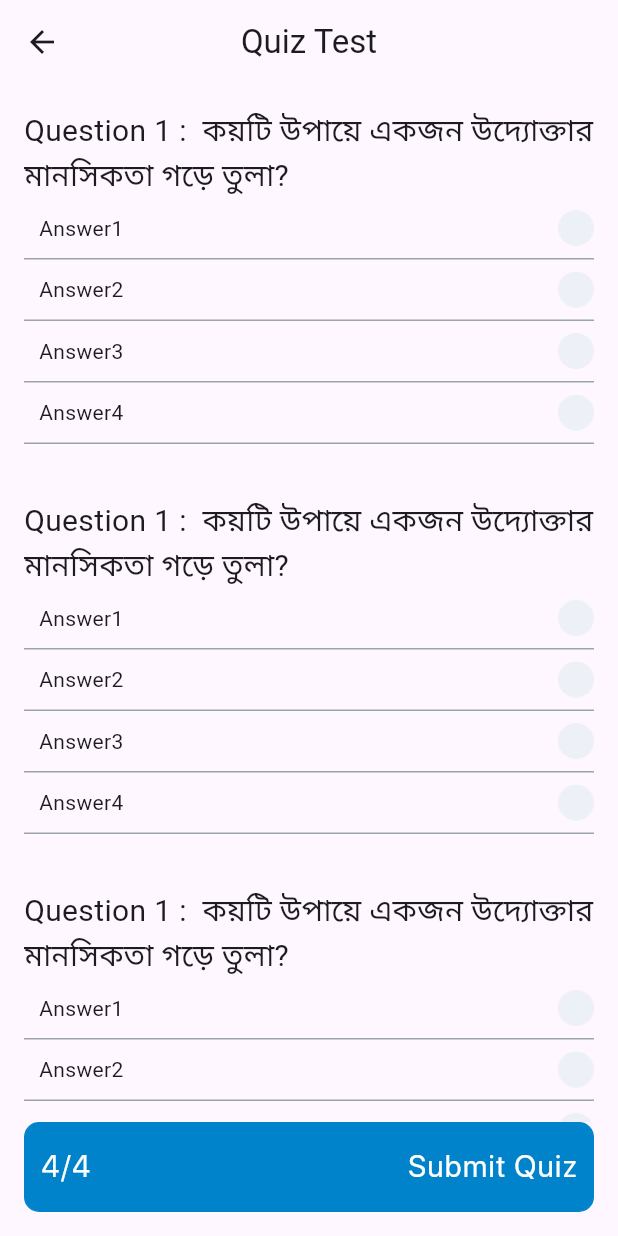
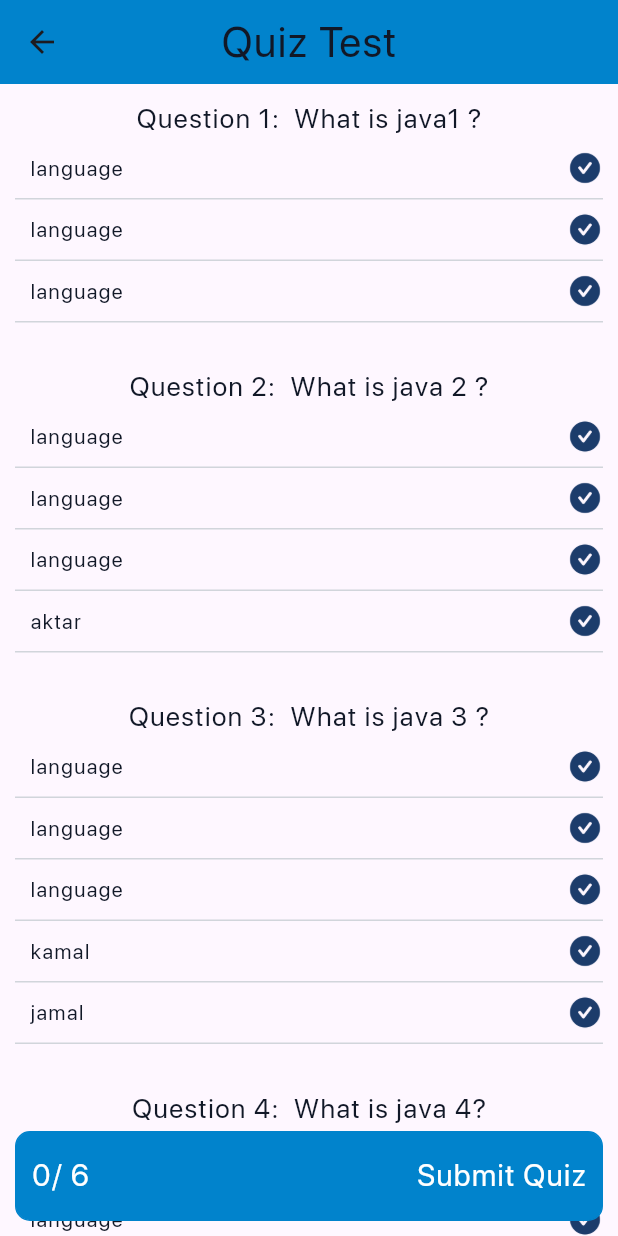
Before and after one commit to dipu363/FlutterDemo, a Flutter app: the screen it shows after launch, after a tap on "Quiz paper", on a phone screen of 412 x 824 dp. Run offline on Flutter 3.47's test engine with Material 2 defaults, Android fonts, the phone set to English and light mode, and no system bars; our stand-ins replace connectivity_plus, get; missing offline and left inert: external_app_launcher.

Commit message:
Quiz Screen has been updated

```diff
--- /dev/null
+++ b/lib/data/answer.dart
@@ -0,0 +1,21 @@
+class Answer {
+  String? ans;
+  String? ansId;
+  String? mark;
+
+  Answer({this.ans, this.ansId, this.mark});
+
+  Answer.fromJson(Map<String, dynamic> json) {
+    ans = json['ans'];
+    ansId = json['ans Id'];
+    mark = json['mark'];
+  }
+
+  Map<String, dynamic> toJson() {
+    final Map<String, dynamic> data = <String, dynamic>{};
+    data['ans'] = ans;
+    data['ans Id'] = ansId;
+    data['mark'] = mark;
+    return data;
+  }
+}
--- /dev/null
+++ b/lib/data/collection/quiz_model.dart
@@ -0,0 +1,43 @@
+
+
+import 'package:internetconnectivitycheck/data/quiz.dart';
+
+class QuizModel {
+  String? questionSheetID;
+  String? status;
+  int? mark;
+  int? numberOfQuiz;
+  List<Quiz>? quizList;
+
+  QuizModel(
+      {this.questionSheetID,
+        this.status,
+        this.mark,
+        this.numberOfQuiz,
+        this.quizList});
+
+  QuizModel.fromJson(Map<String, dynamic> json) {
+    questionSheetID = json['questionSheetID'];
+    status = json['status'];
+    mark = json['mark'];
+    numberOfQuiz = json['numberOfQuiz'];
+    if (json['quizList'] != null) {
+      quizList = <Quiz>[];
+      json['quizList'].forEach((v) {
+        quizList!.add(Quiz.fromJson(v));
+      });
+    }
+  }
+
+  Map<String, dynamic> toJson() {
+    final Map<String, dynamic> data = <String, dynamic>{};
+    data['questionSheetID'] = questionSheetID;
+    data['status'] = status;
+    data['mark'] = mark;
+    data['numberOfQuiz'] = numberOfQuiz;
+    if (quizList != null) {
+      data['quizList'] = quizList!.map((v) => v.toJson()).toList();
+    }
+    return data;
+  }
+}
--- /dev/null
+++ b/lib/data/quiz.dart
@@ -0,0 +1,56 @@
+
+
+
+import 'package:internetconnectivitycheck/data/answer.dart';
+
+class Quiz {
+  int? quizId;
+  String? quizTitle;
+  String? correctAnswer;
+  int? mark ;
+  String? givenAnswer;
+  String? studentId;
+  String? status;
+  List<Answer>? ansList;
+
+  Quiz(
+      {this.quizId,
+        this.quizTitle,
+        this.correctAnswer,
+        this.mark ,
+        this.givenAnswer,
+        this.studentId,
+        this.status,
+        this.ansList});
+
+  Quiz.fromJson(Map<String, dynamic> json) {
+    quizId = json['quizId'];
+    quizTitle = json['quizTitle'];
+    correctAnswer = json['correctAnswer'];
+    mark = json['mark'];
+    givenAnswer = json['givenAnswer'];
+    studentId = json['studentId'];
+    status = json['status'];
+    if (json['ansList'] != null) {
+      ansList = <Answer>[];
+      json['ansList'].forEach((v) {
+        ansList!.add(Answer.fromJson(v));
+      });
+    }
+  }
+
+  Map<String, dynamic> toJson() {
+    final Map<String, dynamic> data = <String, dynamic>{};
+    data['quizId'] = quizId;
+    data['quizTitle'] = quizTitle;
+    data['correctAnswer'] = correctAnswer;
+    data['mark'] = mark;
+    data['givenAnswer'] = givenAnswer;
+    data['studentId'] = studentId;
+    data['status'] = status;
+    if (ansList != null) {
+      data['ansList'] = ansList!.map((v) => v.toJson()).toList();
+    }
+    return data;
+  }
+}
--- a/lib/ui/screen/home_Screen.dart
+++ b/lib/ui/screen/home_Screen.dart
@@ -78,7 +78,7 @@ class HomeScreen extends StatelessWidget {
               }),
               const SizedBox(height: 10,),
               CommonElevatedButton(title: 'Quiz paper', onTap: (){
-                Get.to(const QuestionPaperScreen()) ;
+                Get.to(QuestionPaperScreen()) ;
               }),
               const SizedBox(height: 10,),
             ],
--- a/lib/ui/screen/qize/question_paper_screen.dart
+++ b/lib/ui/screen/qize/question_paper_screen.dart
@@ -1,89 +1,77 @@
 
 import 'package:flutter/material.dart';
 import 'package:get/get.dart';
-import 'package:internetconnectivitycheck/ui/screen/home_Screen.dart';
+import 'package:internetconnectivitycheck/data/answer.dart';
+import 'package:internetconnectivitycheck/data/quiz.dart';
+import 'package:internetconnectivitycheck/ui/state_manager/quiz_controller.dart';
 import 'package:internetconnectivitycheck/ui/utils/app_colors.dart';
 import 'package:internetconnectivitycheck/ui/utils/style.dart';
-import 'package:internetconnectivitycheck/ui/widget/question_widget.dart';
 
-class QuestionPaperScreen extends StatefulWidget {
-  const QuestionPaperScreen({Key? key}) : super(key: key);
-
-  @override
-  State<QuestionPaperScreen> createState() => _QuestionPaperScreenState();
-}
-
-class _QuestionPaperScreenState extends State<QuestionPaperScreen> {
-
-
-   int? selectedButton;
-
-var anslist = ['a' ,'b' ,'c','d'];
-
-
+class QuestionPaperScreen extends StatelessWidget {
+  QuestionPaperScreen({Key? key}) : super(key: key);
+  final QuizController controller = Get.put(QuizController());
   @override
   Widget build(BuildContext context) {
+    // print(model);
     return Scaffold(
         appBar: AppBar(
-        title: const Text('Quiz Test'),
+          backgroundColor: dreamBlue,
+          title: Text(
+            'Quiz Test',
+            style:heading1,
+          ),
           centerTitle: true,
         ),
-      body:  Padding(
-        padding: const EdgeInsets.all(16.0),
+        body: Stack(
+          children: [
+            Positioned(
+              top: 10,
+              left: 10,
+              right: 10,
+              bottom: 0,
               child:
-            Column(
-              children: [
-                Expanded(
-
-                  child: ListView.builder(
-                    itemCount: 5,
-                    itemBuilder: (context,index) {
-                      return Column(
-                          children: [
-                            const Text(
-                              'Question 1 :  কয়টি উপায়ে একজন উদ্যোক্তার মানসিকতা গড়ে তুলা?',
-                              style: TextStyle(fontSize: 20),),
-                            SizedBox(
-                              height: 200,
-                              child: ListView.builder(
-                                  itemCount: 4,
-                                  itemBuilder: (BuildContext context, int index) {
-                                    return  Column(
-                                      children: [
-                                        Container(
-                                          height:300,
-                                            child: QuestionWidget()),
-                                      ],
-                                    );
-                                  }
-
+              Obx(() =>controller.model.value.quizList!.isNotEmpty?
+              ListView.builder(
+                itemCount:controller.model.value.quizList?.length,
+                shrinkWrap: true,
+                // physics: const ClampingScrollPhysics(),
+                itemBuilder: (context, index) {
+                  Quiz quizListData = controller.model.value.quizList![index];
+                  return question(quizListData, index, quizListData.quizId);
+                },
+              )
+                  : SizedBox()),
             ),
-                            ),
-                          ]
-                      );
-
-                    },
-                  ),
-                ),
-                InkWell(
-                  onTap: (){
+            Positioned(
+                bottom: 10,
+                left: 10,
+                right: 10,
+                child: InkWell(
+                  onTap: () {
                     Get.defaultDialog(
                       backgroundColor: generalWhite,
                       barrierDismissible: false,
-                      title: 'Sorry you have field you test?', titleStyle: const TextStyle(color: danger500),
+                      title: 'Sorry you have field you test?',
+                      titleStyle: const TextStyle(color: danger500),
                       content: Column(
                         mainAxisAlignment: MainAxisAlignment.center,
                         crossAxisAlignment: CrossAxisAlignment.center,
                         children: [
-                           Text('Don\'t worry you can retake or test now of latter!',style: heading1,),
+                          Text(
+                            'Don\'t worry you can retake or test now of latter!',
+                            style: heading1,
+                          ),
                           const SizedBox(height: 100),
-                           Text('2/10',style: heading1,),
+                          Text(
+                            '2/10',
+                            style: heading1,
+                          ),
                         ],
                       ),
                       contentPadding: const EdgeInsets.all(10),
                       actions: [
                         Container(
-                          width:double.infinity,
+                          width: double.infinity,
                           decoration: BoxDecoration(
                               color: dreamBlue,
                               border: Border.all(color: dreamBlue),
@@ -94,12 +82,13 @@ var anslist = ['a' ,'b' ,'c','d'];
                             },
                             style: ElevatedButton.styleFrom(
                                 backgroundColor: dreamBlue, elevation: 0),
-                            child: const Text('Retake',style: TextStyle(color: generalWhite),),
+                            child: const Text(
+                              'Retake',
+                              style: TextStyle(color: generalWhite),
                             ),
                           ),
-
+                        ),
                       ],
-
                     );
                   },
                   child: Container(
@@ -108,24 +97,101 @@ var anslist = ['a' ,'b' ,'c','d'];
                         border: Border.all(color: dreamBlue),
                         borderRadius: BorderRadius.circular(10)),
                     height: 60,
-                    child:  Padding(
+                    child: Padding(
                       padding: const EdgeInsets.all(10.0),
                       child: Row(
                         mainAxisAlignment: MainAxisAlignment.spaceBetween,
                         children: [
-                          Text('4/4',style: heading1.copyWith(color: generalWhite,fontSize: 20)),
-                          Text('Submit Quiz',style: heading1.copyWith(color: generalWhite,fontSize: 20),)
+                          Obx(() => Text("${controller.questionAns.value}/ ${controller.model.value.quizList?.length}",
+                              style: heading1
+                                  .copyWith(color: generalWhite, fontSize: 20)),),
+                          Text(
+                            'Submit Quiz',
+                            style: heading1
+                                .copyWith(color: generalWhite, fontSize: 20),
+                          )
                         ],
                       ),
                     ),
                   ),
+                ))
+          ],
+        ));
+  }
+
+  Widget question(Quiz data, var index, var quizId) {
+    // print("quizId id is : ${quizId}  : ${data.givenAns}");
+    return Column(
+      children: [
+        Text(
+          'Question ${index + 1}:  ${data.quizTitle}?',
+          style: heading1.copyWith(fontSize: 18),
+        ),
+        ListView.builder(
+            shrinkWrap: true,
+            itemCount: data.ansList?.length,
+            physics: const NeverScrollableScrollPhysics(),
+            itemBuilder: (BuildContext context, int index) {
+              Answer list = data.ansList![index];
+              return InkWell(
+                //highlightColor: Colors.red,
+                splashColor: Colors.blueAccent,
+                onTap: () {
+                  controller.selectdata(list, quizId);
+                  // setState(() {
+                  //   data.ansList!.forEach((element) => element.isSelected = false);
+                  //   data.ansList![index].isSelected = true;
+                  // });
+                },
+                child: RadioItem(
+                  list,
+                  data.givenAnswer,
+                ),
+              );
+              // RadioItem(item: list,);
+            }),
+        const SizedBox(height: 30,
+          child: Text(""),)
+      ],
+    );
+  }
+  Widget RadioItem(Answer? item,var givenAns){
+
+    return Padding(
+      padding: const EdgeInsets.only(top: 8.0),
+      child: Column(
+        children: [
+          Row(
+            mainAxisSize: MainAxisSize.max,
+            crossAxisAlignment: CrossAxisAlignment.center,
+            mainAxisAlignment: MainAxisAlignment.spaceBetween,
+            children: <Widget>[
+              Container(
+                margin: const EdgeInsets.only(left: 10.0),
+                child: Text('${item!.ans}', style: heading1.copyWith(fontSize: 14),),
+              ),
+              Container(
+                height: 24.0,
+                width: 24.0,
+                decoration: const BoxDecoration(
+                  borderRadius: BorderRadius.all(Radius.circular(30.0)),
+                ),
+                child: Center(
+                  child: Image.asset(item.ansId == givenAns
+                      ? 'assets/images/checkmark-circle-fill.png'
+                      : 'assets/images/checkmarkoval.png'),
+                ),
+              ),
+            ],
+          ),
+          const SizedBox(
+            height: 8,
+          ),
+          const Divider(
+            height: 1,
+            color: neutralBlack300,
           )
         ],
-            )
-
-
-
-
       ),
     );
   }
--- /dev/null
+++ b/lib/ui/state_manager/quiz_controller.dart
@@ -0,0 +1,248 @@
+import 'dart:convert';
+
+import 'package:get/get.dart';
+import 'package:internetconnectivitycheck/data/answer.dart';
+import 'package:internetconnectivitycheck/data/collection/quiz_model.dart';
+
+
+class QuizController extends GetxController {
+  //TODO: Implement QuizController
+
+  var model= QuizModel().obs;
+  var questionAns =0.obs;
+
+
+
+
+  @override
+  void onInit() {
+    model.value = QuizModel.fromJson(json.decode(jsonString));
+    super.onInit();
+  }
+
+  @override
+  void onReady() {
+    super.onReady();
+  }
+
+  @override
+  void onClose() {
+    super.onClose();
+  }
+
+  Future<void> selectdata(Answer data, var quizId)async{
+    model.value.quizList!.where((element) => element.quizId == quizId).forEach((element) {
+      element.givenAnswer = data.ansId;
+    });
+    questionAns.value = model.value.quizList!.where((element) => element.givenAnswer!.isNotEmpty).length;
+    model.refresh();
+  }
+
+}
+const jsonString = '''
+{
+   "questionSheetId":"101",
+   "status":"",
+   "mark": 30,
+   "numberOfQuiz": 5,
+   "quizList":[
+      {
+         "quizTitle":"What is java1 ",
+         "quizId": 1,
+          "correctAns":"102",
+         "mark":5,
+         "givenAns":"",
+         "studentId":"sdfsdf999",
+         "status": "",
+         "ansList":[
+            {
+               "ans":"language",
+               "ansId":"101",
+               "mark": "2",
+               "isSelected": false
+            },
+             {
+               "ans":"language",
+               "ansId":"102",
+               "mark": "2",
+               "isSelected": false
+            }, {
+               "ans":"language",
+               "ansId":"103",
+               "mark": "2",
+               "isSelected": false
+            }
+
+         ]
+
+      },
+      {
+         "quizTitle":"What is java 2 ",
+         "quizId": 2,
+          "correctAns":"101",
+         "mark":5,
+         "givenAns":"",
+         "studentId":"sdfsdf999",
+         "status": "",
+         "ansList":[
+            {
+               "ans":"language",
+               "ansId":"101",
+               "mark": "2",
+               "isSelected": false
+            },
+             {
+               "ans":"language",
+               "ansId":"102",
+               "mark": "2",
+               "isSelected": false
+            }, {
+               "ans":"language",
+               "ansId":"103",
+               "mark": "2",
+               "isSelected": false
+            }
+            , {
+               "ans":"aktar",
+               "ansId":"104",
+               "mark": "2",
+               "isSelected": false
+            }
+
+         ]
+
+      },
+      {
+         "quizTitle":"What is java 3 ",
+         "quizId": 3,
+          "correctAns":"103",
+         "mark":5,
+         "givenAns":"",
+         "studentId":"sdfsdf999",
+         "status": "",
+         "ansList":[
+            {
+               "ans":"language",
+               "ansId":"101",
+               "mark": "2",
+               "isSelected": false
+            },
+             {
+               "ans":"language",
+               "ansId":"102",
+               "mark": "2",
+               "isSelected": false
+            }, {
+               "ans":"language",
+               "ansId":"103",
+               "mark": "2",
+               "isSelected": false
+            }, {
+               "ans":"kamal",
+               "ansId":"104",
+               "mark": "2",
+               "isSelected": false
+            }, {
+               "ans":"jamal",
+               "ansId":"105",
+               "mark": "2",
+               "isSelected": false
+            }
+
+         ]
+
+      },
+      {
+         "quizTitle":"What is java 4",
+         "quizId": 4,
+          "correctAns":"102",
+         "mark":5,
+         "givenAns":"",
+         "studentId":"sdfsdf999",
+         "status": "",
+         "ansList":[
+            {
+               "ans":"language",
+               "ansId":"101",
+               "mark": "2",
+               "isSelected": false
+            },
+             {
+               "ans":"language",
+               "ansId":"102",
+               "mark": "2",
+               "isSelected": false
+            }, {
+               "ans":"language",
+               "ansId":"103",
+               "mark": "2",
+               "isSelected": false
+            }
+
+         ]
+
+      },
+      {
+         "quizTitle":"What is java 5",
+         "quizId": 5,
+          "correctAns":"102",
+         "mark":5,
+         "givenAns":"",
+         "studentId":"sdfsdf999",
+         "status": "",
+         "ansList":[
+            {
+               "ans":"language",
+               "ansId":"101",
+               "mark": "2",
+               "isSelected": false
+            },
+             {
+               "ans":"language",
+               "ansId":"102",
+               "mark": "2",
+               "isSelected": false
+            }, {
+               "ans":"language",
+               "ansId":"103",
+               "mark": "2",
+               "isSelected": false
+            }
+
+         ]
+
+      },
+      {
+         "quizTitle":"What is java 6",
+         "quizId": 6,
+          "correctAns":"103",
+         "mark":5,
+         "givenAns":"",
+         "studentId":"sdfsdf999",
+         "status": "",
+         "ansList":[
+            {
+               "ans":"language",
+               "ansId":"101",
+               "mark": "2",
+               "isSelected": false
+            },
+             {
+               "ans":"language",
+               "ansId":"102",
+               "mark": "2",
+               "isSelected": false
+            }, {
+               "ans":"language",
+               "ansId":"103",
+               "mark": "2",
+               "isSelected": false
+            }
+
+         ]
+
+      }
+
+   ]
+}
+''';
--- a/lib/ui/widget/question_widget.dart
+++ /dev/null
@@ -1,114 +0,0 @@
-import 'package:flutter/material.dart';
-import 'package:get/get.dart';
-import 'package:internetconnectivitycheck/ui/utils/app_colors.dart';
-
-class QuestionWidget extends StatefulWidget {
-  const QuestionWidget({Key? key}) : super(key: key);
-
-  @override
-  State<QuestionWidget> createState() => _QuestionWidgetState();
-}
-
-class _QuestionWidgetState extends State<QuestionWidget> {
-  List<RadioModel> sampleData = [];
-
-  @override
-  void initState() {
-    // TODO: implement initState
-    super.initState();
-    sampleData.add(RadioModel(false,'Answer1'));
-    sampleData.add(RadioModel(false,'Answer2'));
-    sampleData.add(RadioModel(false, 'Answer3'));
-    sampleData.add(RadioModel(false,'Answer4'));
-  }
-
-/*  {
-    "quizList":[
-  {"quiz": "name ",
-    "anslist":[
-  { "ans 1":"lskdjflksjdf",
-  "ans Id": "101"},
-  { "ans 1":"lskdjflksjdf",
-  "ans Id": "101"},
-  { "ans 1":"lskdjflksjdf",
-  "ans Id": "101"},
-
-  ],
-  "crectans": "ans 1",
-  "mark": 5,
-  "gevienans": "ans 1",
-  "studintId": "sdfsdf999"
-
-  }
-    ]
-}*/
-
-
-
-
-
-  @override
-  Widget build(BuildContext context) {
-    return ListView.builder(
-      itemCount: sampleData.length,
-      itemBuilder: (BuildContext context, int index) {
-        return InkWell(
-          //highlightColor: Colors.red,
-          splashColor: Colors.blueAccent,
-          onTap: () {
-            setState(() {
-              sampleData.forEach((element) => element.isSelected = false);
-              sampleData[index].isSelected = true;
-            });
-          },
-          child: RadioItem(sampleData[index]),
-        );
-      },
-    );
-  }
-}
-
-class RadioItem extends StatelessWidget {
-  final RadioModel _item;
-  RadioItem(this._item);
-  @override
-  Widget build(BuildContext context) {
-    return Padding(
-      padding: const EdgeInsets.only(top: 8.0),
-      child: Column(
-        children: [
-          Row(
-            mainAxisSize: MainAxisSize.max,
-            crossAxisAlignment: CrossAxisAlignment.center,
-            mainAxisAlignment: MainAxisAlignment.spaceBetween,
-            children: <Widget>[
-              Container(
-                margin: const EdgeInsets.only(left: 10.0),
-                child: Text(_item.text),
-              ),
-              Container(
-                height: 24.0,
-                width: 24.0,
-                decoration: const BoxDecoration(
-                  borderRadius: BorderRadius.all(Radius.circular(30.0)),
-                ),
-                child: Center(
-                  child: Image.asset(_item.isSelected ? 'assets/images/checkmark-circle-fill.png' : 'assets/images/checkmarkoval.png'),
-                ),
-              ),
-            ],
-          ),
-          const SizedBox(height: 8,),
-          const Divider(height: 1,color:neutralBlack400,)
-        ],
-      ),
-    );
-  }
-}
-
-class RadioModel {
-  bool isSelected;
-  final String text;
-
-  RadioModel(this.isSelected, this.text);
-}
```
Also changed, not shown: lib/data/collection/constaint_data.dart (added). Lines whose indentation alone changed are shown as unchanged.
